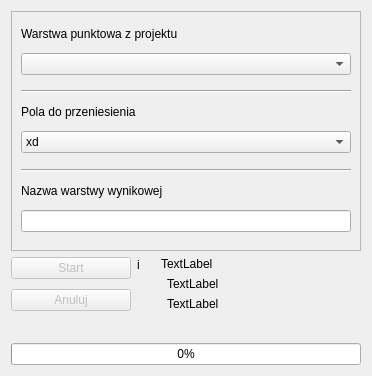
Before: the Qt Designer form wyszukiwarka-gugik-uldk/modules/point_layer_import/main_base.ui in gis-support/wyszukiwarka-gugik-uldk, drawn with Qt 5.
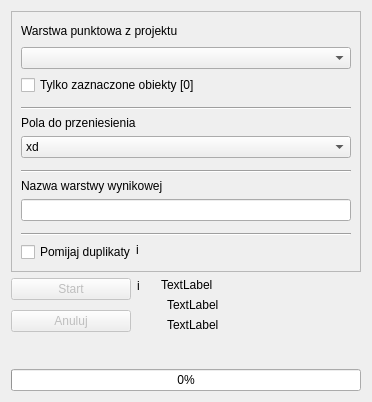
After: the same form once the commit is applied. Custom widgets are drawn as their Qt base class.

Commit message: opcjonalne pomijanie duplikatów; inne poprawki

The edit to the form file:
```diff
--- a/wyszukiwarka-gugik-uldk/modules/point_layer_import/main_base.ui
+++ b/wyszukiwarka-gugik-uldk/modules/point_layer_import/main_base.ui
@@ -7,7 +7,7 @@
     <x>0</x>
     <y>0</y>
     <width>368</width>
-    <height>376</height>
+    <height>402</height>
    </rect>
   </property>
   <property name="sizePolicy">
@@ -96,6 +96,13 @@
          <item>
           <widget class="QgsMapLayerComboBox" name="layer_select"/>
          </item>
+         <item>
+          <widget class="QCheckBox" name="checkbox_selected_only">
+           <property name="text">
+            <string>Tylko zaznaczone obiekty [0]</string>
+           </property>
+          </widget>
+         </item>
         </layout>
        </widget>
       </item>
@@ -225,6 +232,66 @@
         </layout>
        </widget>
       </item>
+      <item>
+       <widget class="Line" name="line_3">
+        <property name="orientation">
+         <enum>Qt::Horizontal</enum>
+        </property>
+       </widget>
+      </item>
+      <item>
+       <widget class="QFrame" name="frame_6">
+        <property name="frameShape">
+         <enum>QFrame::NoFrame</enum>
+        </property>
+        <property name="frameShadow">
+         <enum>QFrame::Raised</enum>
+        </property>
+        <layout class="QFormLayout" name="formLayout">
+         <property name="horizontalSpacing">
+          <number>0</number>
+         </property>
+         <property name="leftMargin">
+          <number>0</number>
+         </property>
+         <property name="topMargin">
+          <number>0</number>
+         </property>
+         <property name="rightMargin">
+          <number>0</number>
+         </property>
+         <property name="bottomMargin">
+          <number>0</number>
+         </property>
+         <item row="0" column="0">
+          <widget class="QCheckBox" name="checkbox_skip_duplicates">
+           <property name="text">
+            <string>Pomijaj duplikaty</string>
+           </property>
+          </widget>
+         </item>
+         <item row="0" column="1">
+          <widget class="QLabel" name="label_info_skip_duplicates">
+           <property name="maximumSize">
+            <size>
+             <width>15</width>
+             <height>15</height>
+            </size>
+           </property>
+           <property name="toolTip">
+            <string>Możesz ręcznie wpisać kod TERYT działki</string>
+           </property>
+           <property name="text">
+            <string>i</string>
+           </property>
+           <property name="scaledContents">
+            <bool>true</bool>
+           </property>
+          </widget>
+         </item>
+        </layout>
+       </widget>
+      </item>
      </layout>
     </widget>
    </item>
```
Left out of the diff: 2 changed lines with no effect on the pictures. The commit also changes 2 other files.
